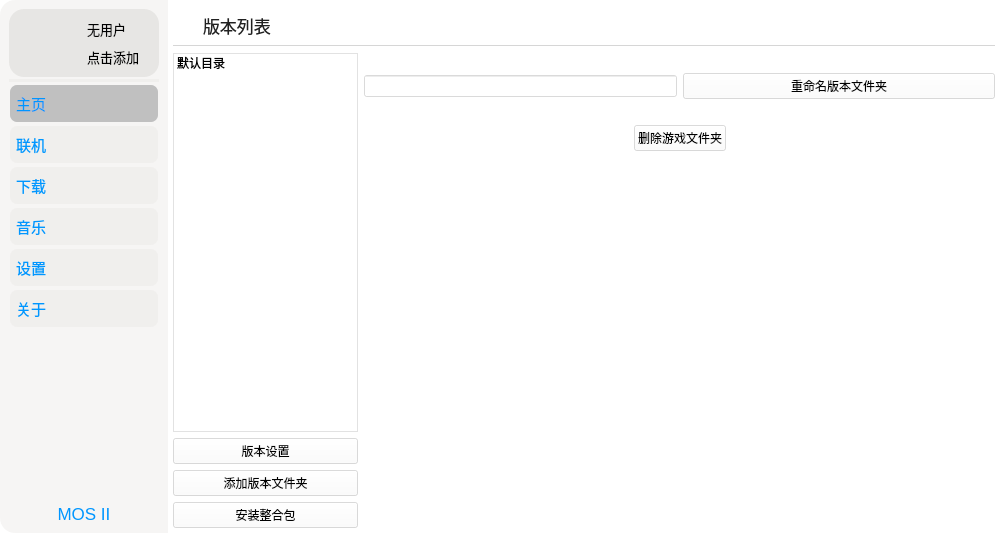
Qt form UI/MOS_UI.ui (David-xian66/Minecraft-Optimal-Starter_2) before a commit.
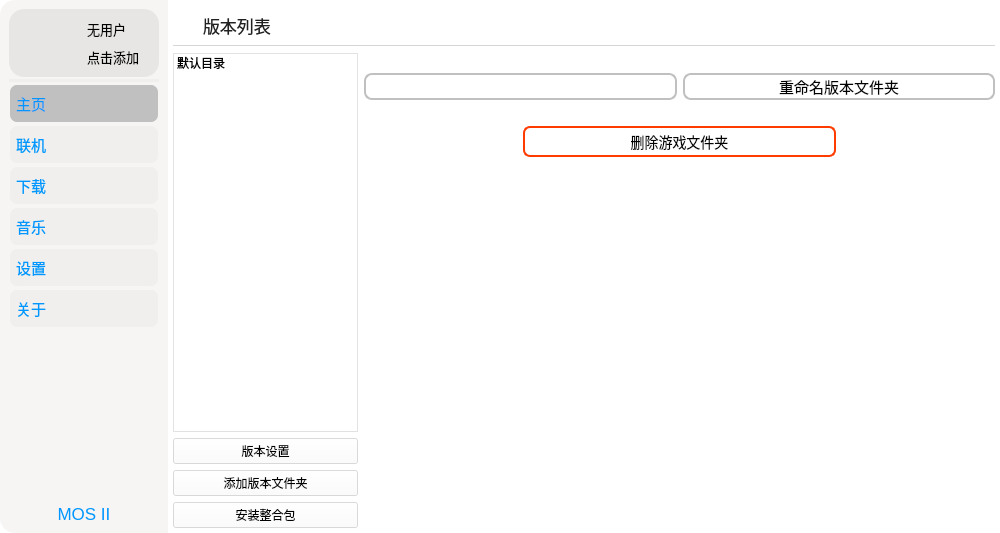
The same form after that commit. The open tabs and pages were chosen to show the change. Icons and pictures are not drawn.

Commit message: UI(.ui)更新（JT/I/L……/y……）

What changed in the file:
```diff
--- a/UI/MOS_UI.ui
+++ b/UI/MOS_UI.ui
@@ -1305,6 +1305,11 @@
                      </layout>
                     </widget>
                     <widget class="QWidget" name="page_22">
+                     <property name="styleSheet">
+                      <string notr="true">#pushButton_40{height:30px;background-color: rgba(255, 255, 255,0);border-radius:7px;border:2px solid rgb(255, 59, 0);font-size: 14px;height:27px;}
+#pushButton_40::hover{color: rgb(255, 59, 0)}
+#pushButton_40::pressed{background-color: rgba(255, 0, 0, 100);}</string>
+                     </property>
                      <layout class="QGridLayout" name="gridLayout_53">
                       <property name="leftMargin">
                        <number>0</number>
@@ -1320,6 +1325,9 @@
                       </property>
                       <item row="4" column="1" colspan="2">
                        <widget class="QPushButton" name="pushButton_40">
+                        <property name="styleSheet">
+                         <string notr="true"/>
+                        </property>
                         <property name="text">
                          <string>删除游戏文件夹</string>
                         </property>
@@ -1327,36 +1335,23 @@
                          <iconset>
                           <normaloff>../picture/trash_red.png</normaloff>../picture/trash_red.png</iconset>
                         </property>
+                        <property name="iconSize">
+                         <size>
+                          <width>20</width>
+                          <height>20</height>
+                         </size>
+                        </property>
+                        <property name="checkable">
+                         <bool>false</bool>
+                        </property>
                        </widget>
                       </item>
                       <item row="1" column="0" colspan="2">
-                       <widget class="QLineEdit" name="lineEdit_3"/>
-                      </item>
-                      <item row="5" column="1" colspan="2">
-                       <spacer name="verticalSpacer_18">
-                        <property name="orientation">
-                         <enum>Qt::Vertical</enum>
+                       <widget class="QLineEdit" name="lineEdit_3">
+                        <property name="styleSheet">
+                         <string notr="true">height:23px;font-size: 15px;border-radius:8px;border:2px solid rgb(192, 192, 192);</string>
                         </property>
-                        <property name="sizeHint" stdset="0">
-                         <size>
-                          <width>20</width>
-                          <height>40</height>
-                         </size>
-                        </property>
-                       </spacer>
-                      </item>
-                      <item row="4" column="0">
-                       <spacer name="horizontalSpacer_37">
-                        <property name="orientation">
-                         <enum>Qt::Horizontal</enum>
-                        </property>
-                        <property name="sizeHint" stdset="0">
-                         <size>
-                          <width>40</width>
-                          <height>20</height>
-                         </size>
-                        </property>
-                       </spacer>
+                       </widget>
                       </item>
                       <item row="6" column="0" colspan="2">
                        <spacer name="horizontalSpacer_33">
@@ -1371,19 +1366,6 @@
                         </property>
                        </spacer>
                       </item>
-                      <item row="4" column="3">
-                       <spacer name="horizontalSpacer_38">
-                        <property name="orientation">
-                         <enum>Qt::Horizontal</enum>
-                        </property>
-                        <property name="sizeHint" stdset="0">
-                         <size>
-                          <width>40</width>
-                          <height>20</height>
-                         </size>
-                        </property>
-                       </spacer>
-                      </item>
                       <item row="0" column="0" colspan="4">
                        <spacer name="horizontalSpacer_36">
                         <property name="orientation">
@@ -1425,11 +1407,27 @@
                       </item>
                       <item row="1" column="2" colspan="2">
                        <widget class="QPushButton" name="pushButton_39">
+                        <property name="styleSheet">
+                         <string notr="true">height:23px;font-size: 15px;border-radius:8px;border:2px solid rgb(192, 192, 192);</string>
+                        </property>
                         <property name="text">
                          <string>重命名版本文件夹</string>
                         </property>
                        </widget>
                       </item>
+                      <item row="5" column="0" colspan="4">
+                       <spacer name="verticalSpacer_18">
+                        <property name="orientation">
+                         <enum>Qt::Vertical</enum>
+                        </property>
+                        <property name="sizeHint" stdset="0">
+                         <size>
+                          <width>20</width>
+                          <height>40</height>
+                         </size>
+                        </property>
+                       </spacer>
+                      </item>
                      </layout>
                     </widget>
                     <widget class="QWidget" name="page_23">
```
Left out of the diff: 53 changed lines with no effect on the pictures.
